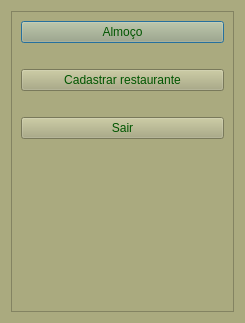
tiagopascal/Almoco, file ui/menu.ui: the form before one commit.
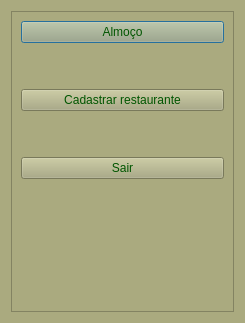
The form after the commit.

The edit to the form file:
```diff
--- a/ui/menu.ui
+++ b/ui/menu.ui
@@ -36,21 +36,21 @@
           </property>
          </widget>
         </item>
-        <item row="2" column="0">
+        <item row="3" column="0">
          <widget class="QPushButton" name="pushButton_cadRestaurante">
           <property name="text">
            <string>Cadastrar restaurante</string>
           </property>
          </widget>
         </item>
-        <item row="4" column="0">
+        <item row="6" column="0">
          <widget class="QPushButton" name="pushButton_Sair">
           <property name="text">
            <string>Sair</string>
           </property>
          </widget>
         </item>
-        <item row="5" column="0">
+        <item row="7" column="0">
          <spacer name="verticalSpacer">
           <property name="orientation">
            <enum>Qt::Vertical</enum>
@@ -76,7 +76,7 @@
           </property>
          </spacer>
         </item>
-        <item row="3" column="0">
+        <item row="5" column="0">
          <spacer name="horizontalSpacer_2">
           <property name="orientation">
            <enum>Qt::Horizontal</enum>
@@ -89,6 +89,32 @@
           </property>
          </spacer>
         </item>
+        <item row="2" column="0">
+         <spacer name="horizontalSpacer_3">
+          <property name="orientation">
+           <enum>Qt::Horizontal</enum>
+          </property>
+          <property name="sizeHint" stdset="0">
+           <size>
+            <width>40</width>
+            <height>20</height>
+           </size>
+          </property>
+         </spacer>
+        </item>
+        <item row="4" column="0">
+         <spacer name="horizontalSpacer_4">
+          <property name="orientation">
+           <enum>Qt::Horizontal</enum>
+          </property>
+          <property name="sizeHint" stdset="0">
+           <size>
+            <width>40</width>
+            <height>20</height>
+           </size>
+          </property>
+         </spacer>
+        </item>
        </layout>
       </item>
      </layout>
```
